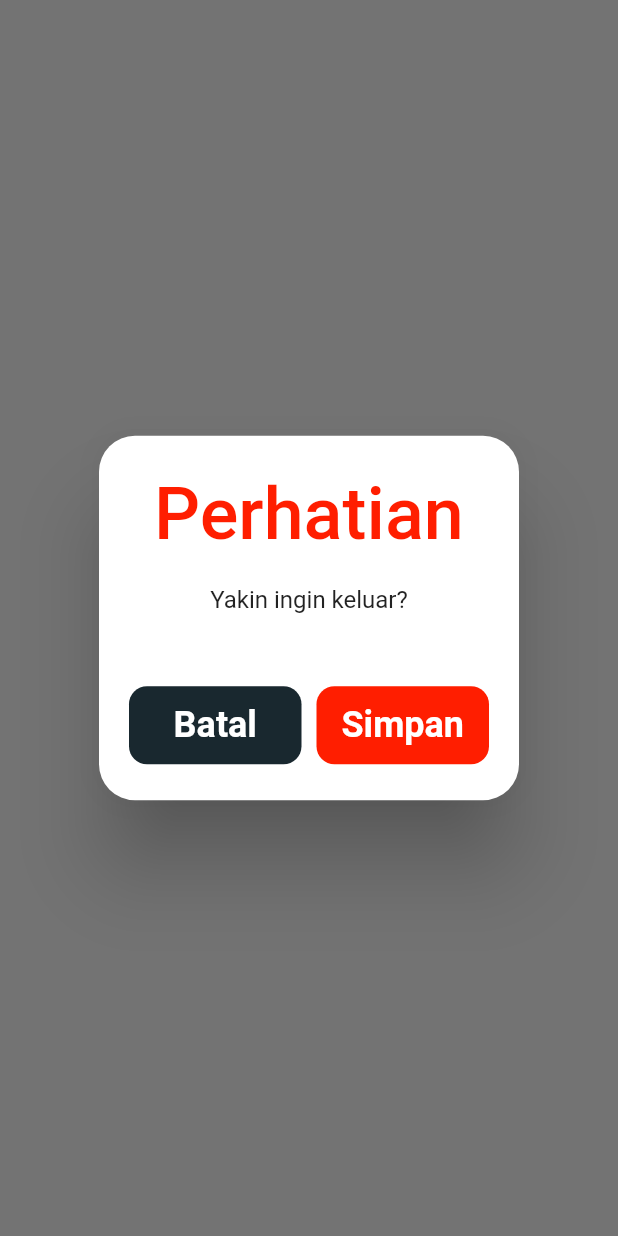
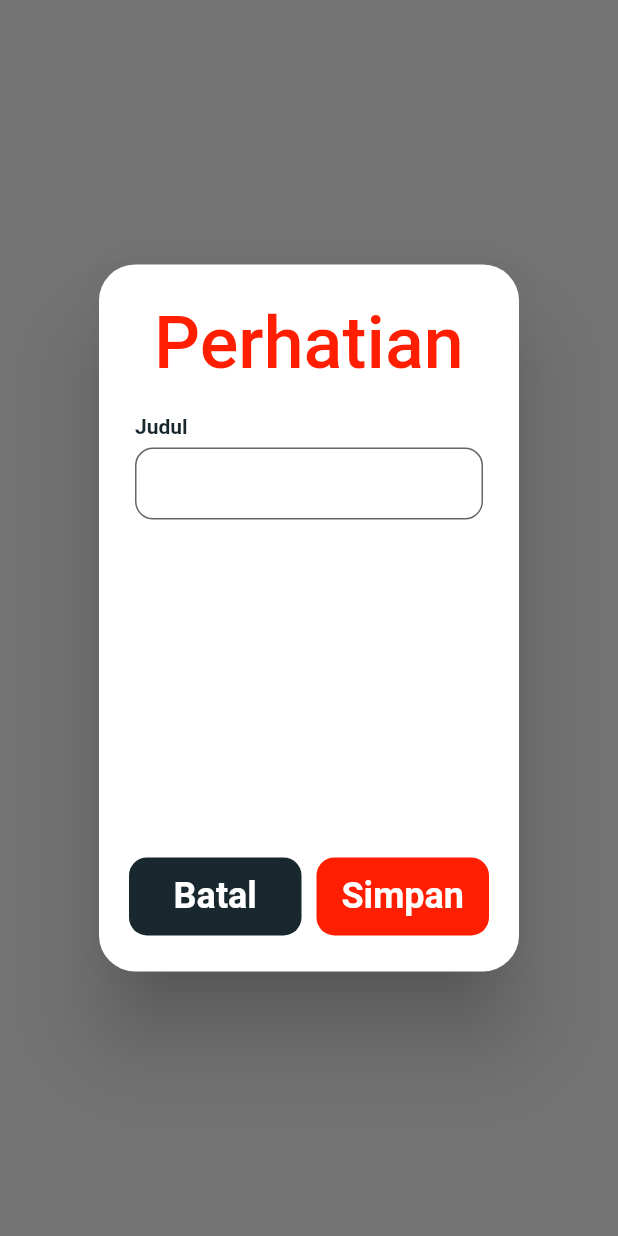
Before and after one commit to anjarmath/powersense, a Flutter app: what handleSaveAction() shows on an empty page, opened directly with empty values, on a phone screen of 412 x 824 dp. Run offline on Flutter 3.47's test engine with Material 2 defaults, Android fonts, the phone set to English and light mode, and no system bars; our stand-ins replace connectivity_plus, flutter_dotenv, flutter_riverpod, flutter_secure_storage, flutter_svg, fpdart and 2 more; accounts and stored records are empty.

Commit message:
fix reqs

```diff
--- a/mobile/lib/view/actions/handle_save.dart
+++ b/mobile/lib/view/actions/handle_save.dart
@@ -1,11 +1,13 @@
 import 'package:flutter/material.dart';
 import 'package:powersense/model/saved_model.dart';
+import 'package:powersense/view/component/input_field.dart';
 
 import '../component/button.dart';
 import '../util/colors.dart';
 import '../util/text_style.dart';
 
 void handleSaveAction(BuildContext context, SavedModel savedModel) {
+  TextEditingController saveController = TextEditingController();
   showDialog(
     context: context,
     builder: (_) {
@@ -22,11 +24,12 @@ void handleSaveAction(BuildContext context, SavedModel savedModel) {
             ),
           ),
         ),
-        content: const Row(
-          mainAxisAlignment: MainAxisAlignment.center,
-          children: [
-            Text('Yakin ingin keluar?'),
-          ],
+        content: SizedBox(
+          height: MediaQuery.of(context).size.height * .3,
+          child: PowerTextField(
+            controller: saveController,
+            label: 'Judul',
+          ),
         ),
         actionsPadding:
             const EdgeInsets.symmetric(vertical: 24, horizontal: 20),
@@ -48,7 +51,7 @@ void handleSaveAction(BuildContext context, SavedModel savedModel) {
                 text: const Text('Simpan', style: btnStyle),
                 bgColor: PowerColor.error,
                 onTap: () {
-                  // SystemNavigator.pop();
+                  Navigator.of(context).pop();
                 },
               ),
             ],
--- a/mobile/lib/view/screen/detail_screen.dart
+++ b/mobile/lib/view/screen/detail_screen.dart
@@ -1,5 +1,6 @@
 import 'package:flutter/material.dart';
 import 'package:powersense/model/saved_model.dart';
+import 'package:powersense/view/actions/handle_save.dart';
 import 'package:powersense/view/component/app_bar.dart';
 import 'package:powersense/view/component/button.dart';
 import 'package:powersense/view/util/colors.dart';
@@ -97,7 +98,9 @@ class _DetailScreenState extends State<DetailScreen> {
             Padding(
               padding: const EdgeInsets.all(20),
               child: PowerButton(
-                  onTap: () {},
+                  onTap: () {
+                    handleSaveAction(context, widget.data);
+                  },
                   text: const Text(
                     'Simpan',
                     style: btnStyle,
```
Also changed, not shown: 2 other files.
